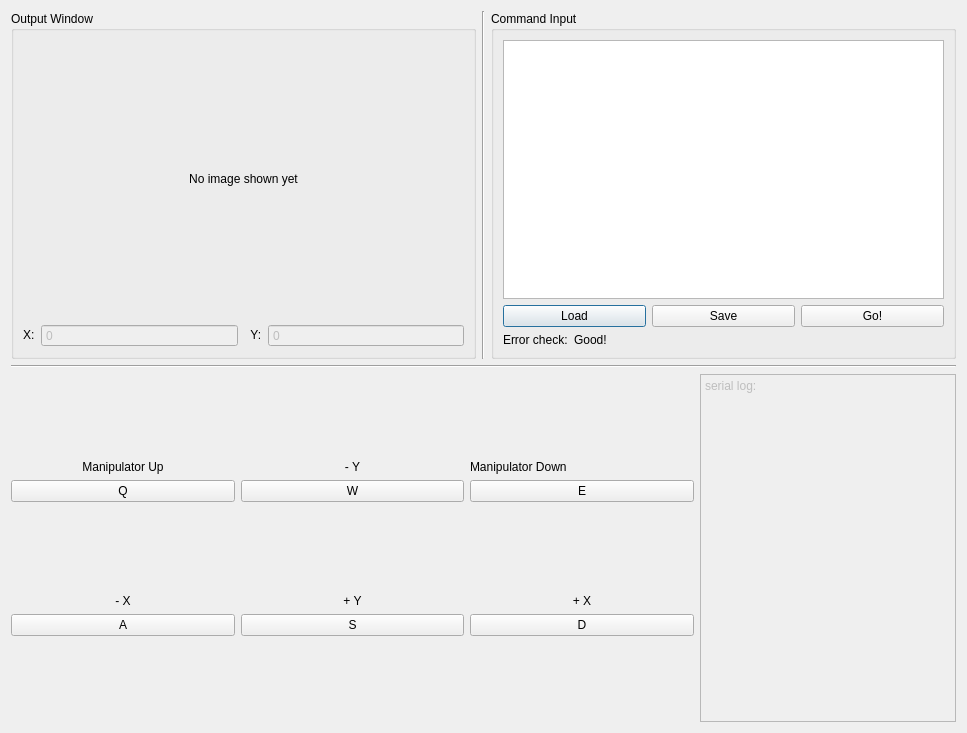
First picture: the form in GUI.ui, repository Flawededge/Uni_RobotArmGui, before the edit.
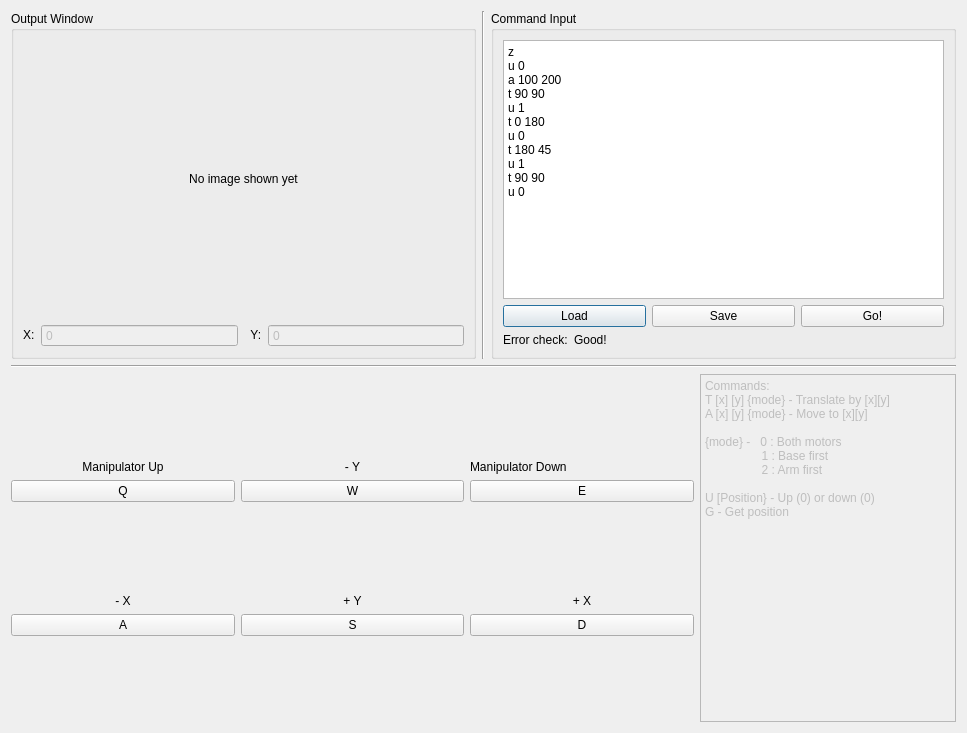
Second picture: the form after the edit.

The edit to the form file:
```diff
--- a/GUI.ui
+++ b/GUI.ui
@@ -136,13 +136,26 @@
        </property>
        <layout class="QVBoxLayout" name="verticalLayout_9">
         <item>
-         <widget class="QTextEdit" name="txtInput">
+         <widget class="QPlainTextEdit" name="txtInput">
           <property name="sizePolicy">
            <sizepolicy hsizetype="Preferred" vsizetype="Expanding">
             <horstretch>0</horstretch>
             <verstretch>0</verstretch>
            </sizepolicy>
           </property>
+          <property name="plainText">
+           <string>z
+u 0
+a 100 200
+t 90 90
+u 1
+t 0 180
+u 0
+t 180 45
+u 1
+t 90 90
+u 0</string>
+          </property>
          </widget>
         </item>
         <item>
@@ -390,8 +403,16 @@
         </sizepolicy>
        </property>
        <property name="plainText">
-        <string>serial log:
-</string>
+        <string>Commands:
+T [x] [y] {mode} - Translate by [x][y]
+A [x] [y] {mode} - Move to [x][y]
+
+{mode} -   0 : Both motors
+                 1 : Base first
+                 2 : Arm first
+
+U [Position} - Up (0) or down (0)
+G - Get position</string>
        </property>
       </widget>
      </item>
```
Left out of the diff: 183 changed lines with no effect on the pictures.
